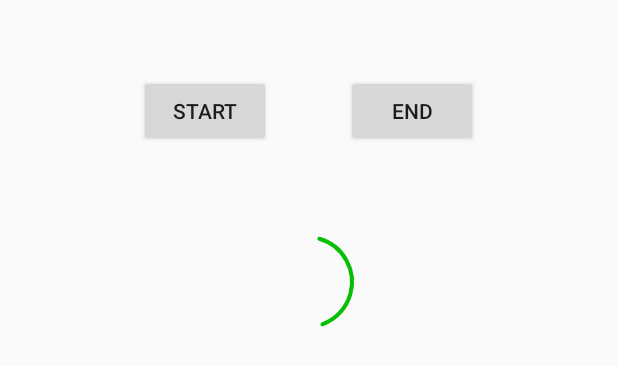
After one commit to Ronaldinho10/basa, an Android app: the layout act_16.xml on its own in the app's theme, with its tools: preview values and no code run, on a phone screen of 412 x 824 dp. The commit adds this screen. Shown: the top 366 px of the screen. Run offline under Robolectric (Android 15) with nearby library versions, the phone set to English and light mode, and no system bars.

Commit message:
圆圈带钩动画

```diff
--- a/TxT/app/build.gradle
+++ b/TxT/app/build.gradle
@@ -2,7 +2,7 @@ apply plugin: 'com.android.application'
 
 android {
     compileSdkVersion 24
-    buildToolsVersion "24.0.2"
+    buildToolsVersion '25.0.0'
     defaultConfig {
         applicationId "com.xy.kt.txt"
         minSdkVersion 14
--- a/TxT/app/src/main/AndroidManifest.xml
+++ b/TxT/app/src/main/AndroidManifest.xml
@@ -37,6 +37,8 @@
         </activity>
         <activity android:name="com.xy.kt.txt.FourteenAct">
         </activity>
+        <activity android:name=".SixTeenAct">
+        </activity>
     </application>
 
 </manifest>
--- /dev/null
+++ b/TxT/app/src/main/java/com/xy/kt/txt/MyProgress.java
@@ -0,0 +1,238 @@
+package com.xy.kt.txt;
+
+import android.content.Context;
+import android.content.res.TypedArray;
+import android.graphics.Canvas;
+import android.graphics.Color;
+import android.graphics.Paint;
+import android.graphics.Path;
+import android.graphics.RectF;
+import android.util.AttributeSet;
+import android.util.Log;
+import android.util.TypedValue;
+import android.view.View;
+
+import com.nineoldandroids.animation.AnimatorSet;
+import com.nineoldandroids.animation.ValueAnimator;
+
+/**
+ * Created by Z.T on 2017/4/6.
+ * desc:
+ */
+
+public class MyProgress extends View {
+
+    private static final int PROGRESS_COLOR = Color.parseColor("#06bf04");
+    private static final int PROGRESS_WIDTH = 3;
+    private static final int RADIUS = 30;
+
+    private int mProgressColor = PROGRESS_COLOR;
+    private int mProgressWidth = dp2px(PROGRESS_WIDTH);
+    private int mRadius = dp2px(RADIUS);
+
+    private Paint progressPaint;
+
+    private int rotateDelta = 4;
+    private int curAngle = 0;
+
+    private int minAngle = -90;
+    private int startAngle = -90;
+    private int endAngle = 120;
+
+    private Path path;
+    private Status mStatus = Status.Loading;
+    private float lineValueLeft;//左边对勾
+    private float lineValueRight;//右边对勾
+    private float failLineFirst;//叉号
+    private float failLineSecond;
+
+    public MyProgress(Context context) {
+        this(context,null);
+    }
+
+    public MyProgress(Context context, AttributeSet attrs) {
+        this(context, attrs,0);
+    }
+
+    public MyProgress(Context context, AttributeSet attrs, int defStyleAttr) {
+        super(context, attrs, defStyleAttr);
+        //获取自定义属性
+        TypedArray typedArray = getContext().obtainStyledAttributes(attrs, R.styleable.MyProgressBar);
+        int indexCount = typedArray.getIndexCount();
+        for (int i=0;i<indexCount;i++){
+            int attr = typedArray.getIndex(i);
+            switch (attr){
+                case R.styleable.MyProgressBar_pg_color:
+                    mProgressColor = typedArray.getColor(attr,PROGRESS_COLOR);
+                    break;
+                case R.styleable.MyProgressBar_pg_width:
+                    mProgressWidth = (int) typedArray.getDimension(attr,mProgressWidth);
+                    break;
+                case R.styleable.MyProgressBar_pg_radius:
+                    mRadius = (int) typedArray.getDimension(attr,mRadius);
+                    break;
+            }
+        }
+        //回收TypedArray对象
+        typedArray.recycle();
+        //设置画笔
+        setPaint();
+
+        path = new Path();
+        path.moveTo(mRadius/2,mRadius);
+        path.lineTo(mRadius,mRadius+mRadius/2);
+        path.lineTo(mRadius+mRadius/2,mRadius/2);
+    }
+
+    private void setPaint() {
+        progressPaint = new Paint();
+        progressPaint.setAntiAlias(true);
+        progressPaint.setDither(true);
+        progressPaint.setColor(mProgressColor);
+        progressPaint.setStyle(Paint.Style.STROKE);
+        progressPaint.setStrokeWidth(mProgressWidth);
+        progressPaint.setStrokeCap(Paint.Cap.ROUND);
+    }
+
+    @Override
+    protected void onMeasure(int widthMeasureSpec, int heightMeasureSpec) {
+        int widthMode = MeasureSpec.getMode(widthMeasureSpec);
+        int heightMode = MeasureSpec.getMode(heightMeasureSpec);
+
+        int widthSize;
+        int heightSize;
+        if(widthMode != MeasureSpec.EXACTLY){
+            widthSize = getPaddingLeft() + mProgressWidth + mRadius*2 + getPaddingRight();
+            widthMeasureSpec = MeasureSpec.makeMeasureSpec(widthSize,MeasureSpec.EXACTLY);
+        }
+        if(heightMode != MeasureSpec.EXACTLY){
+            heightSize = getPaddingTop() + mProgressWidth + mRadius*2 + getPaddingBottom();
+            heightMeasureSpec = MeasureSpec.makeMeasureSpec(heightSize,MeasureSpec.EXACTLY);
+        }
+        super.onMeasure(widthMeasureSpec, heightMeasureSpec);
+    }
+
+    @Override
+    protected void onDraw(Canvas canvas) {
+        super.onDraw(canvas);
+
+        canvas.save();
+        canvas.translate(getPaddingLeft(),getPaddingTop());
+
+        if(mStatus == Status.Loading){
+            if (startAngle == minAngle) {
+                endAngle += 6;
+            }
+            if (endAngle >= 300 || startAngle > minAngle) {
+                startAngle += 6;
+                if(endAngle > 20) {
+                    endAngle -= 6;
+                }
+            }
+            if (startAngle > minAngle + 300) {
+                minAngle = startAngle;
+                endAngle = 20;
+            }
+            canvas.rotate(curAngle += rotateDelta,mRadius,mRadius);//旋转rotateDelta=4的弧长
+            canvas.drawArc(new RectF(0,0,mRadius*2,mRadius*2),startAngle,endAngle,false,progressPaint);
+            invalidate();
+        }else if(mStatus == Status.LoadSuccess){
+            canvas.drawArc(new RectF(0,0,mRadius*2,mRadius*2),startAngle,360,false,progressPaint);
+            //canvas.drawPath(path,progressPaint);
+            //画圆圈中的对勾
+            canvas.drawLine(mRadius/2,mRadius,mRadius/2+lineValueLeft,mRadius+lineValueLeft,progressPaint);
+            canvas.drawLine(mRadius,mRadius+mRadius/2,mRadius+lineValueRight,mRadius+mRadius/2-1.5f*lineValueRight,progressPaint);
+        }else {
+            canvas.drawArc(new RectF(0,0,mRadius*2,mRadius*2),startAngle,360,false,progressPaint);
+            //画圆圈中的叉号(画右边叉号的时候，终止位置的x坐标为起始x位置减去failLineFirst，而failLineFirst在属性动画中的取值范围是0-mRadius)
+            canvas.drawLine(mRadius+mRadius/2,mRadius/2,mRadius*3/2-failLineFirst,mRadius/2+failLineFirst,progressPaint);
+            canvas.drawLine(mRadius/2,mRadius/2,mRadius/2+failLineSecond,mRadius/2+failLineSecond,progressPaint);
+        }
+
+        canvas.restore();
+    }
+
+
+    public enum Status{
+        Loading,
+        LoadSuccess,
+        LoadFail
+    }
+
+    public void startAnima(){
+        //对勾左边线的属性动画
+        ValueAnimator animatorLeft = ValueAnimator.ofFloat(0f,mRadius/2f);
+        animatorLeft.addUpdateListener(new ValueAnimator.AnimatorUpdateListener() {
+            @Override
+            public void onAnimationUpdate(ValueAnimator animation) {
+                lineValueLeft = (float) animation.getAnimatedValue();
+                Log.i("lineValueLeft",lineValueLeft+"");
+                invalidate();//重绘，调onDraw()重绘
+            }
+        });
+        //对勾右边线的属性动画
+        ValueAnimator animatorRight = ValueAnimator.ofFloat(0f,mRadius/2f);
+        animatorRight.addUpdateListener(new ValueAnimator.AnimatorUpdateListener() {
+            @Override
+            public void onAnimationUpdate(ValueAnimator animation) {
+                lineValueRight = (float) animation.getAnimatedValue();
+                Log.i("lineValueRight",lineValueRight+"");
+                invalidate();
+            }
+        });
+        //将多个动画组合到一起需要借助AnimatorSet这个类
+        final AnimatorSet animatorSet = new AnimatorSet();
+        animatorSet.play(animatorRight).after(animatorLeft);
+        animatorSet.setDuration(150);
+        animatorSet.start();
+    }
+
+    public void failAnima(){
+        ValueAnimator failOne = ValueAnimator.ofFloat(0f,mRadius);
+        failOne.addUpdateListener(new ValueAnimator.AnimatorUpdateListener() {
+            @Override
+            public void onAnimationUpdate(ValueAnimator animation) {
+                failLineFirst = (float) animation.getAnimatedValue();
+                invalidate();
+            }
+        });
+        ValueAnimator failOther = ValueAnimator.ofFloat(0f,mRadius);
+        failOther.addUpdateListener(new ValueAnimator.AnimatorUpdateListener() {
+            @Override
+            public void onAnimationUpdate(ValueAnimator animation) {
+                failLineSecond = (float) animation.getAnimatedValue();
+                invalidate();
+            }
+        });
+        AnimatorSet animatorSet = new AnimatorSet();
+        animatorSet.play(failOther).after(failOne);
+        animatorSet.setDuration(150);
+        animatorSet.start();
+    }
+
+    public Status getStatus() {
+        return mStatus;
+    }
+
+    public void setStatus(Status mStatus) {
+        this.mStatus = mStatus;
+        invalidate();
+    }
+
+    /**
+     * dp 2 px
+     */
+    protected int dp2px(int dpVal)
+    {
+        return (int) TypedValue.applyDimension(TypedValue.COMPLEX_UNIT_DIP,
+                dpVal, getResources().getDisplayMetrics());
+    }
+    /**
+     * sp 2 px
+     */
+    protected int sp2px(int spVal)
+    {
+        return (int) TypedValue.applyDimension(TypedValue.COMPLEX_UNIT_SP,
+                spVal, getResources().getDisplayMetrics());
+    }
+}
--- /dev/null
+++ b/TxT/app/src/main/res/layout/act_16.xml
@@ -0,0 +1,34 @@
+<?xml version="1.0" encoding="utf-8"?>
+<LinearLayout xmlns:android="http://schemas.android.com/apk/res/android"
+    android:id="@+id/baselayout"
+    android:layout_width="match_parent" android:layout_height="match_parent"
+    android:orientation="vertical">
+
+
+
+    <LinearLayout
+        android:layout_width="match_parent"
+        android:layout_marginTop="50dp"
+        android:gravity="center"
+        android:layout_height="wrap_content">
+        <Button
+            android:id="@+id/button1"
+            android:layout_width="wrap_content"
+            android:layout_height="wrap_content"
+            android:text="start" />
+
+        <Button
+            android:id="@+id/button2"
+            android:layout_width="wrap_content"
+            android:layout_height="wrap_content"
+            android:layout_marginLeft="50dp"
+            android:text="end" />
+    </LinearLayout>
+    <com.xy.kt.txt.MyProgress
+        android:id="@+id/id_myprogress"
+        android:layout_width="wrap_content"
+        android:layout_height="wrap_content"
+        android:layout_marginTop="50dp"
+        android:layout_gravity="center"
+        android:padding="10dp"/>
+</LinearLayout>
--- a/TxT/app/src/main/res/values/attrs.xml
+++ b/TxT/app/src/main/res/values/attrs.xml
@@ -3,4 +3,10 @@
     <declare-styleable name="CircleView">
         <attr name="circle_color" format="color"/>
     </declare-styleable>
+
+    <declare-styleable name="MyProgressBar">
+        <attr name="pg_color" format="color"/>
+        <attr name="pg_width" format="dimension"/>
+        <attr name="pg_radius" format="dimension"/>
+    </declare-styleable>
 </resources>
--- a/TxT/build.gradle
+++ b/TxT/build.gradle
@@ -5,7 +5,7 @@ buildscript {
         jcenter()
     }
     dependencies {
-        classpath 'com.android.tools.build:gradle:2.2.2'
+        classpath 'com.android.tools.build:gradle:2.3.0'
 
         // NOTE: Do not place your application dependencies here; they belong
         // in the individual module build.gradle files
--- a/TxT/ptr-lib/build.gradle
+++ b/TxT/ptr-lib/build.gradle
@@ -3,7 +3,7 @@ buildscript {
         mavenCentral()
     }
     dependencies {
-        classpath "com.android.tools.build:gradle:2.2.2"
+        classpath "com.android.tools.build:gradle:2.3.0"
     }
 }
 
@@ -11,7 +11,7 @@ apply plugin: 'com.android.library'
 
 android {
     compileSdkVersion 24
-    buildToolsVersion "24.0.2"
+    buildToolsVersion '25.0.0'
 
     defaultConfig {
         minSdkVersion 14
```
Also changed, not shown: TxT/app/src/main/java/com/xy/kt/txt/MainActivity.java (+8 -1 lines), TxT/app/src/main/java/com/xy/kt/txt/SixTeenAct.java (added, +86 -0 lines), TxT/app/src/main/res/layout/activity_main.xml (+18 -7 lines), TxT/gradle/wrapper/gradle-wrapper.properties.
